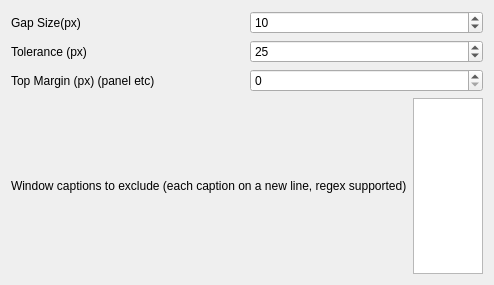
Old version of the form contents/ui/config.ui in the repository leigholiver/kwin-lazy-gaps.
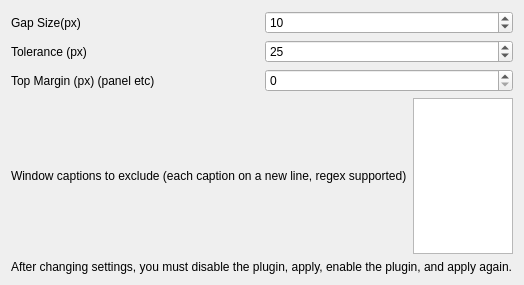
New version of the form.

Commit message: Tried to dynamically reload config without restarting script but no dice.

What changed in the file:
```diff
--- a/contents/ui/config.ui
+++ b/contents/ui/config.ui
@@ -96,6 +96,13 @@
        </item>
       </layout>
      </item>
+      <item>
+        <widget class="QLabel" name="label">
+         <property name="text">
+          <string>After changing settings, you must disable the plugin, apply, enable the plugin, and apply again.</string>
+         </property>
+        </widget>
+       </item>
     </layout>
    </item>
   </layout>
```
The commit also changes 3 other files.
